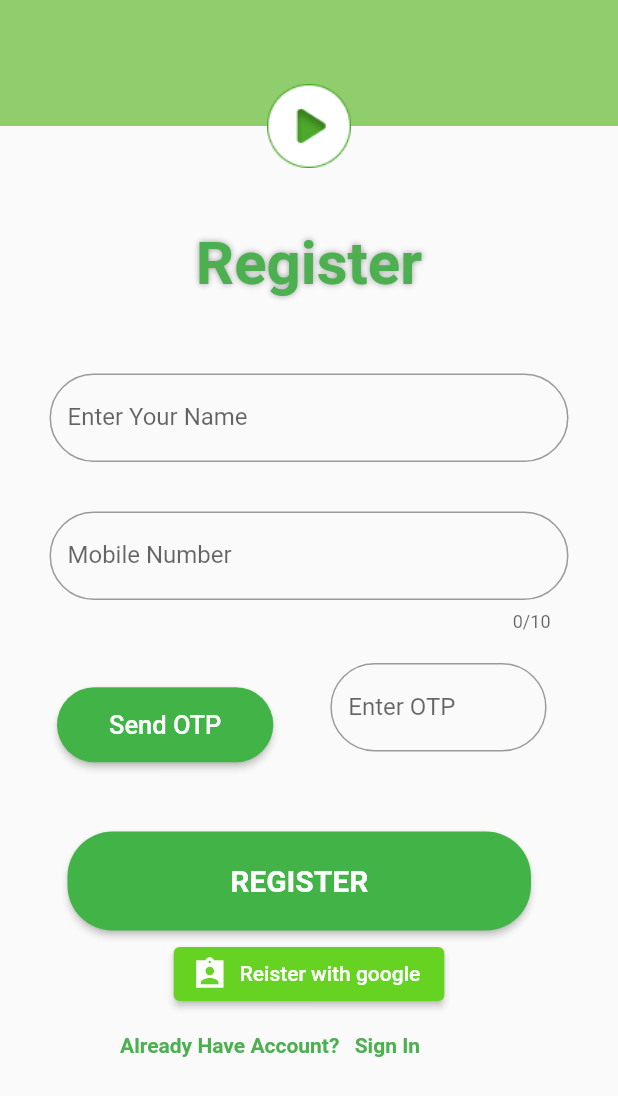
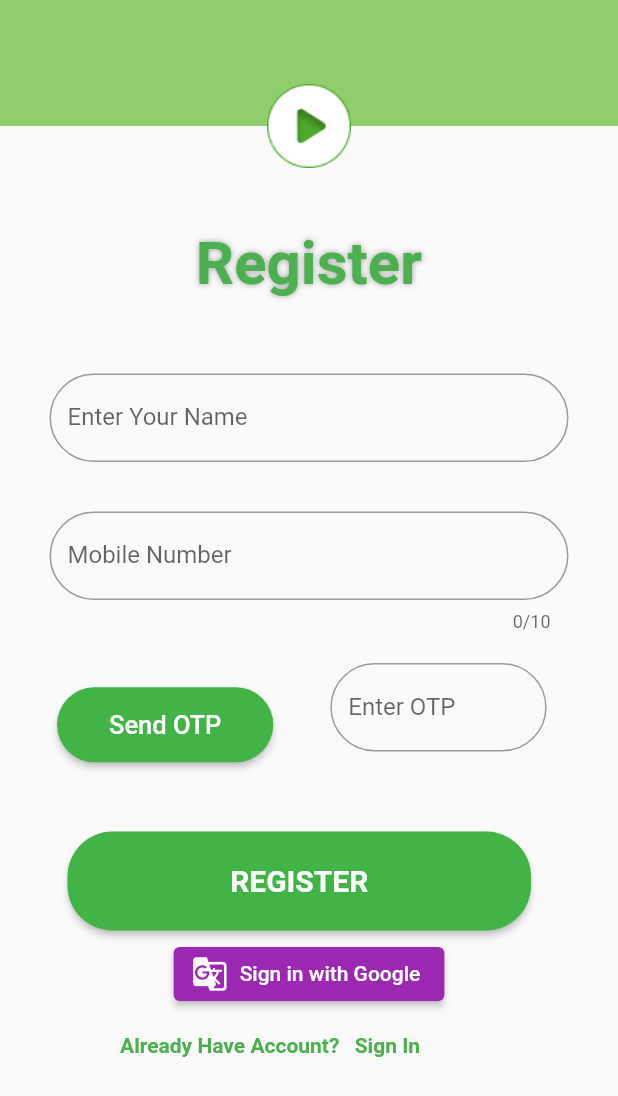
Before and after one commit to Aryan1269/Islam, a Flutter app: the register screen opened directly, on a phone screen of 412 x 824 dp. Shown: the top 1096 px of the screen. Run offline on Flutter 3.47's test engine with Material 2 defaults, Android fonts, the phone set to English and light mode, and no system bars; our stand-ins replace file_picker, firebase_auth, firebase_core, firebase_database, firebase_storage, fluttertoast and 1 more; missing offline and left inert: appinio_video_player; accounts and stored records are empty.

Commit message:
googleSign

```diff
--- a/lib/startup/Register.dart
+++ b/lib/startup/Register.dart
@@ -6,8 +6,8 @@ import 'package:fluttertoast/fluttertoast.dart';
 import 'package:islam/startup/sigin.dart';
 import 'package:islam/startup/test.dart';
 import 'package:islam/ui/bottomNav.dart';
-
 import '../CustomWidgets/CustomAppBar.dart';
+import '../backend/auth_services.dart';
 
 class register extends StatefulWidget {
   const register({Key? key}) : super(key: key);
@@ -215,7 +215,10 @@ class _registerState extends State<register> {
 
                             try {
                               await auth2.signInWithCredential(credential);
-                              Navigator.pushReplacement(context, MaterialPageRoute(builder: (context)=>bottomNav()));
+                              Navigator.pushReplacement(
+                                  context,
+                                  MaterialPageRoute(
+                                      builder: (context) => bottomNav()));
                             } catch (e) {
                               Fluttertoast.showToast(
                                   msg: "error${e}",
@@ -259,16 +262,21 @@ class _registerState extends State<register> {
                   ),
                   Center(
                     child: ElevatedButton.icon(
-                      onPressed: () {
-                    Navigator.pushReplacement(context, MaterialPageRoute(builder: (context)=>bottomNav()));
+                      icon: Icon(Icons.g_translate),
+                      label: Text('Sign in with Google'),
+                      onPressed: () async {
+                        try {
+                          // Sign in with Google and get the user's UserCredential
+                          UserCredential userCredential =
+                              await signInWithGoogle();
+
+                          // Do something with the userCredential (e.g. navigate to a new screen)
+                           Navigator.pushReplacement(context, MaterialPageRoute(builder: (context)=>bottomNav()));
+                        } catch (e) {
+                          // Handle sign-in errors (e.g. display an error message)
+                          // ...
+                        }
                       },
-                      icon: Icon(Icons
-                      .assignment_ind_sharp), //icon data for elevated button
-                      label: Text("Reister with google"),
-                      style: ElevatedButton.styleFrom(
-                      primary: Color.fromARGB(255, 102, 211,
-                          34) //elevated btton background color
-                      ), //label text
                     ),
                   ),
                   Center(
@@ -293,7 +301,10 @@ class _registerState extends State<register> {
                                     MaterialStateProperty.all<Color>(
                                         Colors.green)),
                             onPressed: () {
-                              Navigator.push(context, MaterialPageRoute(builder: (context)=>signin()));
+                              Navigator.push(
+                                  context,
+                                  MaterialPageRoute(
+                                      builder: (context) => signin()));
                             },
                             child: Text(
                               "Sign In",
--- a/pubspec.yaml
+++ b/pubspec.yaml
@@ -42,6 +42,7 @@ dependencies:
   # The following adds the Cupertino Icons font to your application.
   # Use with the CupertinoIcons class for iOS style icons.
   cupertino_icons: ^1.0.2
+  google_sign_in: ^6.0.2
 
 dev_dependencies:
   flutter_test:
```
Also changed, not shown: lib/backend/auth_services.dart (added, +20 -0 lines), lib/ui/signWithGoogle.dart (added, +16 -0 lines), pubspec.lock.
